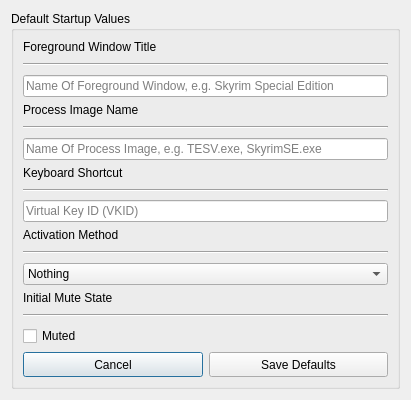
Above: source/json_settings_dialog.ui from PsychedelicShayna/cursor-locker before the change. Below: the same form after it.
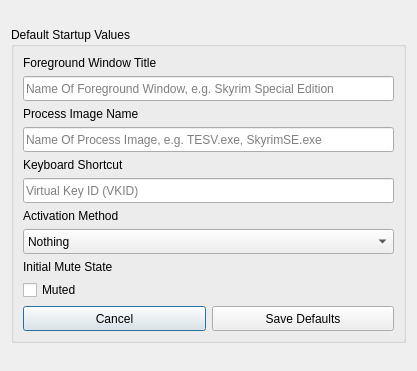
That is the form after the change.

What changed in the file:
```diff
--- a/source/json_settings_dialog.ui
+++ b/source/json_settings_dialog.ui
@@ -6,8 +6,8 @@
    <rect>
     <x>0</x>
     <y>0</y>
-    <width>411</width>
-    <height>400</height>
+    <width>417</width>
+    <height>371</height>
    </rect>
   </property>
   <property name="sizePolicy">
@@ -25,7 +25,7 @@
   <property name="maximumSize">
    <size>
     <width>16777215</width>
-    <height>400</height>
+    <height>16777215</height>
    </size>
   </property>
   <property name="windowTitle">
@@ -35,7 +35,7 @@
    <item>
     <widget class="QGroupBox" name="vlayoutMain">
      <property name="sizePolicy">
-      <sizepolicy hsizetype="Preferred" vsizetype="Expanding">
+      <sizepolicy hsizetype="Preferred" vsizetype="Fixed">
        <horstretch>0</horstretch>
        <verstretch>0</verstretch>
       </sizepolicy>
@@ -47,7 +47,7 @@
       <item>
        <widget class="QLabel" name="labelForegroundWindowTitle">
         <property name="sizePolicy">
-         <sizepolicy hsizetype="Preferred" vsizetype="Expanding">
+         <sizepolicy hsizetype="Preferred" vsizetype="Fixed">
           <horstretch>0</horstretch>
           <verstretch>0</verstretch>
          </sizepolicy>
@@ -57,27 +57,20 @@
         </property>
        </widget>
       </item>
-      <item>
-       <widget class="Line" name="hlineForegroundWindowTitle">
-        <property name="sizePolicy">
-         <sizepolicy hsizetype="Minimum" vsizetype="Expanding">
-          <horstretch>0</horstretch>
-          <verstretch>0</verstretch>
-         </sizepolicy>
-        </property>
-        <property name="orientation">
-         <enum>Qt::Horizontal</enum>
-        </property>
-       </widget>
-      </item>
       <item>
        <widget class="QLineEdit" name="linForegroundWindowTitle">
         <property name="sizePolicy">
-         <sizepolicy hsizetype="Expanding" vsizetype="Expanding">
+         <sizepolicy hsizetype="Expanding" vsizetype="Fixed">
           <horstretch>0</horstretch>
           <verstretch>0</verstretch>
          </sizepolicy>
         </property>
+        <property name="minimumSize">
+         <size>
+          <width>0</width>
+          <height>25</height>
+         </size>
+        </property>
         <property name="placeholderText">
          <string>Name Of Foreground Window, e.g. Skyrim Special Edition</string>
         </property>
@@ -86,7 +79,7 @@
       <item>
        <widget class="QLabel" name="labelProcessImageName">
         <property name="sizePolicy">
-         <sizepolicy hsizetype="Preferred" vsizetype="Expanding">
+         <sizepolicy hsizetype="Preferred" vsizetype="Fixed">
           <horstretch>0</horstretch>
           <verstretch>0</verstretch>
          </sizepolicy>
@@ -96,27 +89,20 @@
         </property>
        </widget>
       </item>
-      <item>
-       <widget class="Line" name="hlineProcessImageName">
-        <property name="sizePolicy">
-         <sizepolicy hsizetype="Minimum" vsizetype="Expanding">
-          <horstretch>0</horstretch>
-          <verstretch>0</verstretch>
-         </sizepolicy>
-        </property>
-        <property name="orientation">
-         <enum>Qt::Horizontal</enum>
-        </property>
-       </widget>
-      </item>
       <item>
        <widget class="QLineEdit" name="linProcessImageName">
         <property name="sizePolicy">
-         <sizepolicy hsizetype="Expanding" vsizetype="Expanding">
+         <sizepolicy hsizetype="Expanding" vsizetype="Fixed">
           <horstretch>0</horstretch>
           <verstretch>0</verstretch>
          </sizepolicy>
         </property>
+        <property name="minimumSize">
+         <size>
+          <width>0</width>
+          <height>25</height>
+         </size>
+        </property>
         <property name="placeholderText">
          <string>Name Of Process Image, e.g. TESV.exe, SkyrimSE.exe</string>
         </property>
@@ -125,7 +111,7 @@
       <item>
        <widget class="QLabel" name="labelKeyboardShortcut">
         <property name="sizePolicy">
-         <sizepolicy hsizetype="Preferred" vsizetype="Expanding">
+         <sizepolicy hsizetype="Preferred" vsizetype="Fixed">
           <horstretch>0</horstretch>
           <verstretch>0</verstretch>
          </sizepolicy>
@@ -135,29 +121,22 @@
         </property>
        </widget>
       </item>
-      <item>
-       <widget class="Line" name="hlineKeyboardShortcut">
-        <property name="sizePolicy">
-         <sizepolicy hsizetype="Minimum" vsizetype="Expanding">
-          <horstretch>0</horstretch>
-          <verstretch>0</verstretch>
-         </sizepolicy>
-        </property>
-        <property name="orientation">
-         <enum>Qt::Horizontal</enum>
-        </property>
-       </widget>
-      </item>
       <item>
        <layout class="QHBoxLayout" name="hlayoutKeyboardShortcut">
         <item>
          <widget class="QLineEdit" name="linKeyboardShortcut">
           <property name="sizePolicy">
-           <sizepolicy hsizetype="Expanding" vsizetype="Expanding">
+           <sizepolicy hsizetype="Expanding" vsizetype="Fixed">
             <horstretch>0</horstretch>
             <verstretch>0</verstretch>
            </sizepolicy>
           </property>
+          <property name="minimumSize">
+           <size>
+            <width>0</width>
+            <height>25</height>
+           </size>
+          </property>
           <property name="placeholderText">
            <string>Virtual Key ID (VKID)</string>
           </property>
@@ -168,7 +147,7 @@
       <item>
        <widget class="QLabel" name="labelActivationMethod">
         <property name="sizePolicy">
-         <sizepolicy hsizetype="Preferred" vsizetype="Expanding">
+         <sizepolicy hsizetype="Preferred" vsizetype="Fixed">
           <horstretch>0</horstretch>
           <verstretch>0</verstretch>
          </sizepolicy>
@@ -178,27 +157,20 @@
         </property>
        </widget>
       </item>
-      <item>
-       <widget class="Line" name="hlineActivationMethod">
-        <property name="sizePolicy">
-         <sizepolicy hsizetype="Minimum" vsizetype="Expanding">
-          <horstretch>0</horstretch>
-          <verstretch>0</verstretch>
-         </sizepolicy>
-        </property>
-        <property name="orientation">
-         <enum>Qt::Horizontal</enum>
-        </property>
-       </widget>
-      </item>
       <item>
        <widget class="QComboBox" name="cbxActivationMethod">
         <property name="sizePolicy">
-         <sizepolicy hsizetype="Preferred" vsizetype="Expanding">
+         <sizepolicy hsizetype="Preferred" vsizetype="Fixed">
           <horstretch>0</horstretch>
           <verstretch>0</verstretch>
          </sizepolicy>
         </property>
+        <property name="minimumSize">
+         <size>
+          <width>0</width>
+          <height>25</height>
+         </size>
+        </property>
         <item>
          <property name="text">
           <string>Nothing</string>
@@ -224,7 +196,7 @@
       <item>
        <widget class="QLabel" name="labelInitialMuteState">
         <property name="sizePolicy">
-         <sizepolicy hsizetype="Preferred" vsizetype="Expanding">
+         <sizepolicy hsizetype="Preferred" vsizetype="Fixed">
           <horstretch>0</horstretch>
           <verstretch>0</verstretch>
          </sizepolicy>
@@ -234,23 +206,10 @@
         </property>
        </widget>
       </item>
-      <item>
-       <widget class="Line" name="hlineInitialMuteState">
-        <property name="sizePolicy">
-         <sizepolicy hsizetype="Minimum" vsizetype="Expanding">
-          <horstretch>0</horstretch>
-          <verstretch>0</verstretch>
-         </sizepolicy>
-        </property>
-        <property name="orientation">
-         <enum>Qt::Horizontal</enum>
-        </property>
-       </widget>
-      </item>
       <item>
        <widget class="QCheckBox" name="cbMuted">
         <property name="sizePolicy">
-         <sizepolicy hsizetype="Minimum" vsizetype="Expanding">
+         <sizepolicy hsizetype="Minimum" vsizetype="Fixed">
           <horstretch>0</horstretch>
           <verstretch>0</verstretch>
          </sizepolicy>
@@ -268,7 +227,7 @@
         <item>
          <widget class="QPushButton" name="btnCancel">
           <property name="sizePolicy">
-           <sizepolicy hsizetype="Minimum" vsizetype="Expanding">
+           <sizepolicy hsizetype="Minimum" vsizetype="Fixed">
             <horstretch>0</horstretch>
             <verstretch>0</verstretch>
            </sizepolicy>
@@ -287,7 +246,7 @@
         <item>
          <widget class="QPushButton" name="btnSaveDefaults">
           <property name="sizePolicy">
-           <sizepolicy hsizetype="Minimum" vsizetype="Expanding">
+           <sizepolicy hsizetype="Minimum" vsizetype="Fixed">
             <horstretch>0</horstretch>
             <verstretch>0</verstretch>
            </sizepolicy>
```
Left out of the diff: 2 changed lines with no effect on the pictures.
